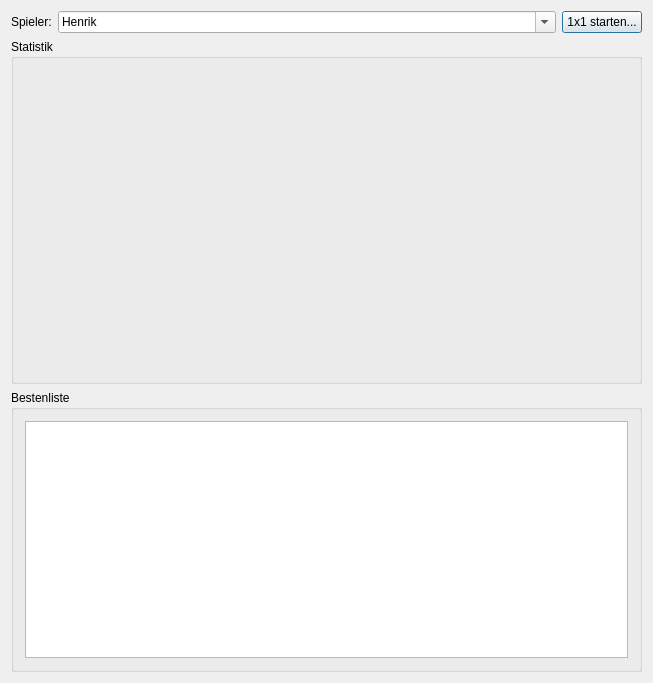
Qt form Rechenmeistertrainer/src/MainDialog.ui (ghorwin/Rechenmeistertrainer) before a commit.
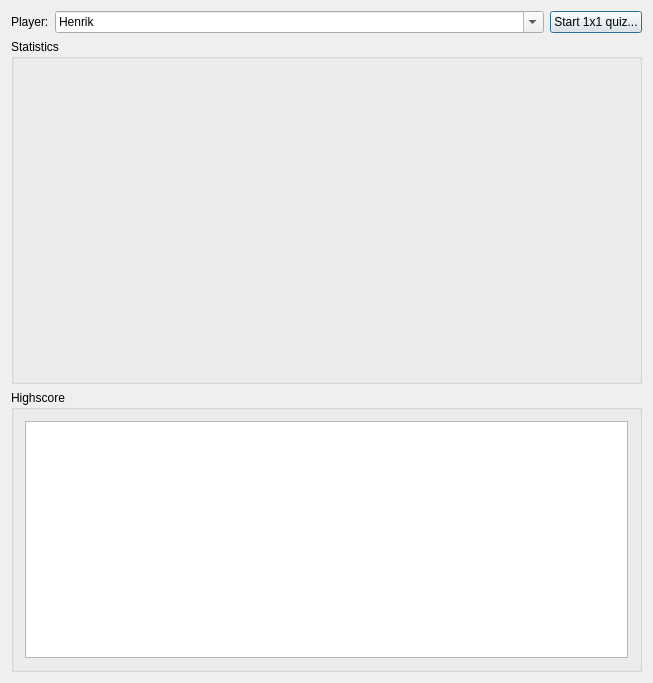
The same form after that commit. Icons and pictures are not drawn. Custom widgets are drawn as their Qt base class.

What changed in the file:
```diff
--- a/Rechenmeistertrainer/src/MainDialog.ui
+++ b/Rechenmeistertrainer/src/MainDialog.ui
@@ -23,7 +23,7 @@
      <item>
       <widget class="QLabel" name="label">
        <property name="text">
-        <string>Spieler:</string>
+        <string>Player:</string>
        </property>
       </widget>
      </item>
@@ -46,7 +46,7 @@
      <item>
       <widget class="QPushButton" name="pushButtonStart">
        <property name="text">
-        <string>1x1 starten...</string>
+        <string>Start 1x1 quiz...</string>
        </property>
       </widget>
      </item>
@@ -55,7 +55,7 @@
    <item>
     <widget class="QGroupBox" name="groupBox_2">
      <property name="title">
-      <string>Statistik</string>
+      <string>Statistics</string>
      </property>
      <layout class="QVBoxLayout" name="verticalLayout">
       <item>
@@ -80,7 +80,7 @@
    <item>
     <widget class="QGroupBox" name="groupBox">
      <property name="title">
-      <string>Bestenliste</string>
+      <string>Highscore</string>
      </property>
      <layout class="QVBoxLayout" name="verticalLayout_2">
       <item>
```
Left out of the diff: 6 changed lines with no effect on the pictures.
